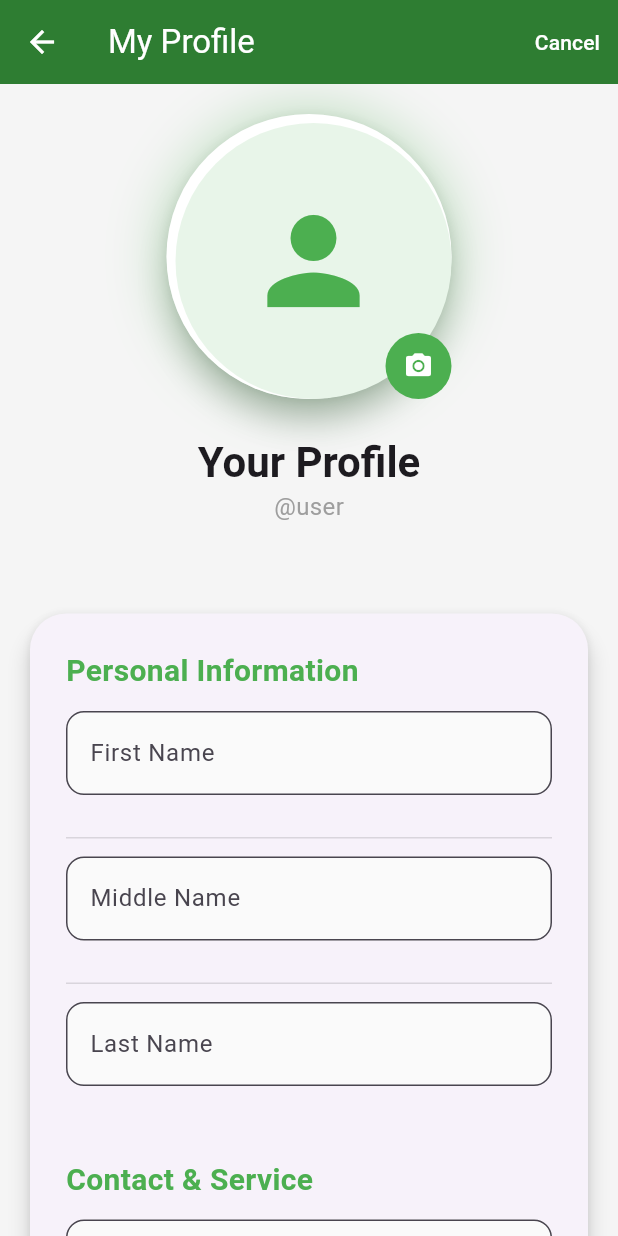
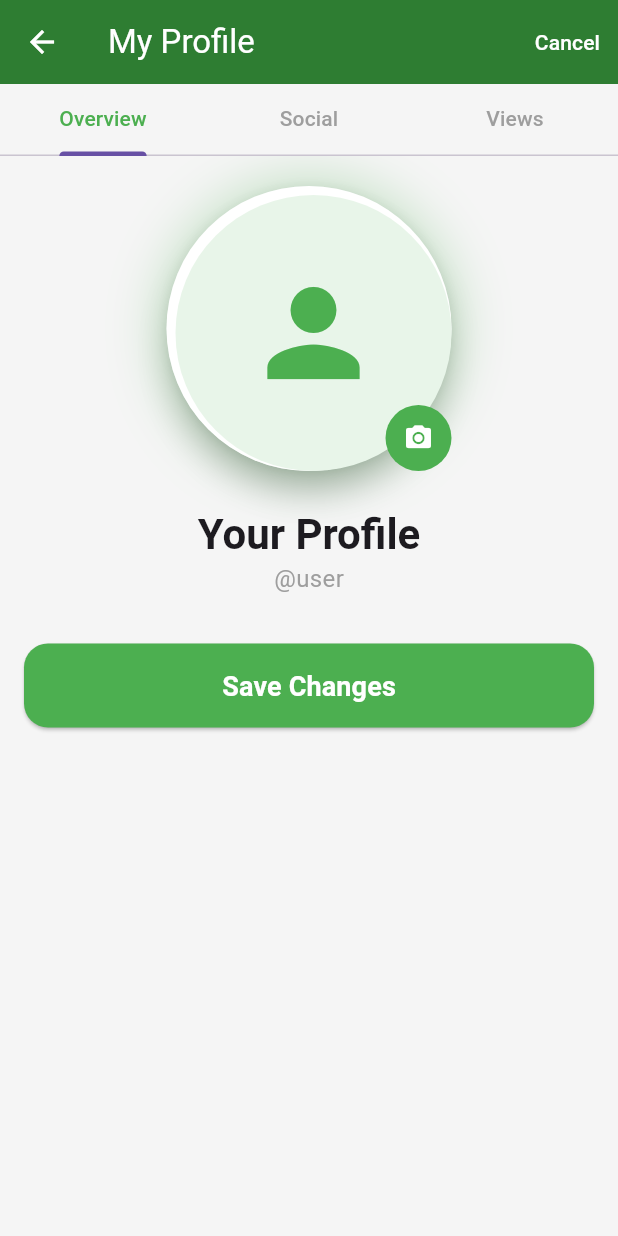
Before and after one commit to peacemakerbill/garbigo_flutter_frontend, a Flutter app: the ProfileScreen screen opened by its route, after a tap on the "edit" icon, on a phone screen of 412 x 824 dp. Run offline on Flutter 3.47's test engine with Material 3 defaults, Android fonts, the light colour scheme and no system bars; our stand-ins replace dio, flutter_map, flutter_riverpod, flutter_secure_storage, fluttertoast, geolocator and 6 more; missing offline and left inert: flutter_facebook_auth, flutter_map_cancellable_tile_provider; accounts and stored records are empty; network calls fail.

Commit message:
feat: implement profile views feature
- Added ProfileViewDto and ProfileViewStatsDto
- Created profile_view_provider for stats and lists
- Added 'Views' tab in ProfileScreen showing:
  • Total views, unique viewers, today's views
  • Who viewed me & Who I viewed lists
- Integrated automatic profile view recording in OtherUserProfileScreen
- Improved saveChanges logic in ProfileScreen

```diff
--- a/lib/features/profile/screens/profile_screen.dart
+++ b/lib/features/profile/screens/profile_screen.dart
@@ -1,14 +1,18 @@
+// features/profile/screens/profile_screen.dart
 import 'package:flutter/material.dart';
 import 'package:flutter_riverpod/flutter_riverpod.dart';
 import 'package:go_router/go_router.dart';
 import 'package:image_picker/image_picker.dart';
+
 import 'package:garbigo_frontend/features/auth/providers/auth_provider.dart';
 import 'package:garbigo_frontend/features/auth/providers/user_provider.dart';
 import 'package:garbigo_frontend/features/profile/providers/profile_provider.dart';
+import 'package:garbigo_frontend/features/profile/providers/profile_view_provider.dart';
 import 'package:garbigo_frontend/features/social/providers/social_provider.dart';
 
 import '../../../core/utils/helpers.dart';
 import '../../auth/models/user_model.dart';
+import '../models/profile_view_dto.dart';
 
 class ProfileScreen extends ConsumerStatefulWidget {
   const ProfileScreen({super.key});
@@ -17,9 +21,11 @@ class ProfileScreen extends ConsumerStatefulWidget {
   ConsumerState<ProfileScreen> createState() => _ProfileScreenState();
 }
 
-class _ProfileScreenState extends ConsumerState<ProfileScreen> {
+class _ProfileScreenState extends ConsumerState<ProfileScreen>
+    with TickerProviderStateMixin {
   bool _isEditing = false;
   XFile? _selectedImage;
+  late TabController _tabController;
 
   // Controllers
   late TextEditingController _firstNameCtrl;
@@ -35,10 +41,11 @@ class _ProfileScreenState extends ConsumerState<ProfileScreen> {
   @override
   void initState() {
     super.initState();
+    _tabController = TabController(length: 3, vsync: this);
     _initializeControllers();
 
     WidgetsBinding.instance.addPostFrameCallback((_) {
-      if (mounted) _loadData();
+      _loadData();
     });
   }
 
@@ -57,18 +64,16 @@ class _ProfileScreenState extends ConsumerState<ProfileScreen> {
     if (!mounted) return;
     try {
       await ref.read(userProvider.notifier).fetchCurrentUser();
+      final user = ref.read(userProvider).user;
 
-      if (!mounted) return;
-
-      final user = ref.read(userProvider).user;
-      if (user != null) {
+      if (user != null && mounted) {
         setState(() => _currentUserId = user.id);
+        _syncControllers(user);
 
         if (_currentUserId != null) {
           ref.read(socialProvider(_currentUserId!).notifier).refreshAll(_currentUserId!);
+          ref.read(profileViewProvider.notifier).loadProfileViews();
         }
-
-        _syncControllers(user);
       }
     } catch (e) {
       if (mounted) Helpers.showToast('Failed to load profile', isError: true);
@@ -97,18 +102,8 @@ class _ProfileScreenState extends ConsumerState<ProfileScreen> {
     if (image != null && mounted) {
       setState(() => _selectedImage = image);
       await ref.read(profileProvider.notifier).updateProfilePicture(image);
-
-      if (mounted) {
       setState(() => _selectedImage = null);
     }
-    }
-  }
-
-  ImageProvider? _getProfileImageProvider(UserModel? user) {
-    if (user?.profilePictureUrl != null && user!.profilePictureUrl.isNotEmpty) {
-      return NetworkImage(user.profilePictureUrl);
-    }
-    return null;
   }
 
   Future<void> _saveChanges() async {
@@ -124,32 +119,36 @@ class _ProfileScreenState extends ConsumerState<ProfileScreen> {
       'collectionSchedule': _scheduleCtrl.text.trim(),
     };
 
-    updateData.removeWhere((key, value) => value == null || value.isEmpty);
+    // Remove fields that are empty or null
+    updateData.removeWhere((key, value) =>
+    value == null || (value as String).trim().isEmpty);
 
     if (updateData.isEmpty) {
       Helpers.showToast('No changes to save');
       return;
     }
 
+    // Call the provider
     await ref.read(profileProvider.notifier).updateProfileData(updateData);
 
+    // Refresh local controllers with latest data from backend
     if (mounted) {
+      final updatedUser = ref.read(userProvider).user;
+      if (updatedUser != null) {
+        _syncControllers(updatedUser);
+      }
       setState(() => _isEditing = false);
     }
   }
 
   void _cancelEditing() {
-    if (!mounted) return;
     final user = ref.read(userProvider).user;
     if (user != null) _syncControllers(user);
-
     setState(() => _isEditing = false);
   }
 
-  // Updated: Proper navigation based on user role
   void _navigateToDashboard() {
     final role = ref.read(authProvider).role?.toUpperCase() ?? 'CLIENT';
-
     switch (role) {
       case 'ADMIN':
         context.go('/admin/dashboard');
@@ -174,6 +173,7 @@ class _ProfileScreenState extends ConsumerState<ProfileScreen> {
 
   @override
   void dispose() {
+    _tabController.dispose();
     _firstNameCtrl.dispose();
     _middleNameCtrl.dispose();
     _lastNameCtrl.dispose();
@@ -188,11 +188,8 @@ class _ProfileScreenState extends ConsumerState<ProfileScreen> {
   Widget build(BuildContext context) {
     final userState = ref.watch(userProvider);
     final profileState = ref.watch(profileProvider);
+    final profileViewState = ref.watch(profileViewProvider);
     final user = userState.user;
-
-    final socialStats = _currentUserId != null
-        ? ref.watch(socialProvider(_currentUserId!)).stats
-        : null;
 
     return Scaffold(
       appBar: AppBar(
@@ -214,9 +211,37 @@ class _ProfileScreenState extends ConsumerState<ProfileScreen> {
             ),
         ],
       ),
-      body: RefreshIndicator(
-        onRefresh: _loadData,
-        child: SingleChildScrollView(
+      body: Column(
+        children: [
+          TabBar(
+            controller: _tabController,
+            labelColor: Colors.green,
+            unselectedLabelColor: Colors.grey,
+            tabs: const [
+              Tab(text: 'Overview'),
+              Tab(text: 'Social'),
+              Tab(text: 'Views'),
+            ],
+          ),
+          Expanded(
+            child: TabBarView(
+              controller: _tabController,
+              children: [
+                _buildOverviewTab(user, profileState),
+                _buildSocialTab(user),
+                _buildViewsTab(profileViewState),
+              ],
+            ),
+          ),
+        ],
+      ),
+    );
+  }
+
+  // ==================== TABS ====================
+
+  Widget _buildOverviewTab(UserModel? user, ProfileState profileState) {
+    return SingleChildScrollView(
       padding: const EdgeInsets.all(16),
       child: Center(
         child: ConstrainedBox(
@@ -249,8 +274,10 @@ class _ProfileScreenState extends ConsumerState<ProfileScreen> {
                         CircleAvatar(
                           radius: 92,
                           backgroundColor: Colors.green.shade50,
-                              backgroundImage: _getProfileImageProvider(user),
-                              child: _getProfileImageProvider(user) == null
+                          backgroundImage: user?.profilePictureUrl != null
+                              ? NetworkImage(user!.profilePictureUrl)
+                              : null,
+                          child: user?.profilePictureUrl == null
                               ? const Icon(Icons.person, size: 92, color: Colors.green)
                               : null,
                         ),
@@ -267,71 +294,13 @@ class _ProfileScreenState extends ConsumerState<ProfileScreen> {
               ),
 
               const SizedBox(height: 20),
-
-                  // Name and Username
               Text(
                 '${user?.firstName ?? ''} ${user?.lastName ?? ''}'.trim().isNotEmpty
                     ? '${user?.firstName ?? ''} ${user?.lastName ?? ''}'.trim()
                     : 'Your Profile',
                 style: Theme.of(context).textTheme.headlineMedium?.copyWith(fontWeight: FontWeight.bold),
-                    textAlign: TextAlign.center,
               ),
               Text('@${user?.username ?? 'user'}', style: const TextStyle(color: Colors.grey, fontSize: 16)),
-
-                  const SizedBox(height: 28),
-
-                  // Social Stats
-                  if (socialStats != null)
-                    Card(
-                      elevation: 4,
-                      shape: RoundedRectangleBorder(borderRadius: BorderRadius.circular(20)),
-                      child: Padding(
-                        padding: const EdgeInsets.symmetric(vertical: 24, horizontal: 16),
-                        child: Row(
-                          mainAxisAlignment: MainAxisAlignment.spaceEvenly,
-                          children: [
-                            _buildStatItem('Followers', socialStats.followersCount),
-                            _buildStatItem('Likes', socialStats.likesCount),
-                            _buildStatItem('Rating', '${socialStats.averageRating.toStringAsFixed(1)} ★'),
-                          ],
-                        ),
-                      ),
-                    ),
-
-                  const SizedBox(height: 28),
-
-                  // Main Profile Information Card
-                  Card(
-                    elevation: 6,
-                    shape: RoundedRectangleBorder(borderRadius: BorderRadius.circular(24)),
-                    child: Padding(
-                      padding: const EdgeInsets.all(24),
-                      child: Column(
-                        crossAxisAlignment: CrossAxisAlignment.start,
-                        children: [
-                          _buildSectionTitle('Personal Information'),
-                          const SizedBox(height: 12),
-                          _buildField('First Name', user?.firstName, _firstNameCtrl, _isEditing),
-                          _buildDivider(),
-                          _buildField('Middle Name', user?.middleName, _middleNameCtrl, _isEditing),
-                          _buildDivider(),
-                          _buildField('Last Name', user?.lastName, _lastNameCtrl, _isEditing),
-
-                          const SizedBox(height: 32),
-
-                          _buildSectionTitle('Contact & Service'),
-                          const SizedBox(height: 12),
-                          _buildField('Phone Number', user?.phoneNumber, _phoneCtrl, _isEditing),
-                          _buildDivider(),
-                          _buildField('Home Address', user?.homeAddress, _addressCtrl, _isEditing),
-                          _buildDivider(),
-                          _buildField('Waste Preferences', user?.wastePreferences, _wastePrefCtrl, _isEditing),
-                          _buildDivider(),
-                          _buildField('Collection Schedule', user?.collectionSchedule, _scheduleCtrl, _isEditing),
-                        ],
-                      ),
-                    ),
-                  ),
 
               const SizedBox(height: 32),
 
@@ -342,8 +311,8 @@ class _ProfileScreenState extends ConsumerState<ProfileScreen> {
                   child: ElevatedButton(
                     onPressed: profileState.isLoading ? null : _saveChanges,
                     style: ElevatedButton.styleFrom(
+                      backgroundColor: Colors.green,
                       shape: RoundedRectangleBorder(borderRadius: BorderRadius.circular(16)),
-                          backgroundColor: Colors.green,
                     ),
                     child: profileState.isLoading
                         ? const CircularProgressIndicator(color: Colors.white)
@@ -354,71 +323,146 @@ class _ProfileScreenState extends ConsumerState<ProfileScreen> {
           ),
         ),
       ),
+    );
+  }
+
+  Widget _buildSocialTab(UserModel? user) {
+    final socialState = _currentUserId != null
+        ? ref.watch(socialProvider(_currentUserId!))
+        : null;
+
+    return SingleChildScrollView(
+      padding: const EdgeInsets.all(16),
+      child: Center(
+        child: ConstrainedBox(
+          constraints: const BoxConstraints(maxWidth: 620),
+          child: Column(
+            children: [
+              if (socialState?.stats != null)
+                Card(
+                  elevation: 4,
+                  shape: RoundedRectangleBorder(borderRadius: BorderRadius.circular(20)),
+                  child: Padding(
+                    padding: const EdgeInsets.all(24),
+                    child: Row(
+                      mainAxisAlignment: MainAxisAlignment.spaceEvenly,
+                      children: [
+                        _buildStatItem('Followers', socialState!.stats!.followersCount),
+                        _buildStatItem('Following', socialState.stats!.followingCount),
+                        _buildStatItem('Likes', socialState.stats!.likesCount),
+                        _buildStatItem('Rating', '${socialState.stats!.averageRating.toStringAsFixed(1)}★'),
+                      ],
+                    ),
+                  ),
+                ),
+              const SizedBox(height: 24),
+              const Text('More social features coming soon...', style: TextStyle(color: Colors.grey)),
+            ],
+          ),
         ),
       ),
     );
   }
 
-  // ==================== HELPER WIDGETS ====================
+  Widget _buildViewsTab(ProfileViewState viewState) {
+    if (viewState.isLoading) {
+      return const Center(child: CircularProgressIndicator());
+    }
 
-  Widget _buildSectionTitle(String title) {
-    return Text(
-      title,
-      style: const TextStyle(
-        fontWeight: FontWeight.bold,
-        fontSize: 20,
-        color: Colors.green,
+    if (viewState.error != null) {
+      return Center(child: Text('Error: ${viewState.error}'));
+    }
+
+    final stats = viewState.stats;
+
+    return SingleChildScrollView(
+      padding: const EdgeInsets.all(16),
+      child: Column(
+        crossAxisAlignment: CrossAxisAlignment.start,
+        children: [
+          Card(
+            elevation: 4,
+            shape: RoundedRectangleBorder(borderRadius: BorderRadius.circular(20)),
+            child: Padding(
+              padding: const EdgeInsets.all(20),
+              child: Column(
+                children: [
+                  const Text('Profile View Stats', style: TextStyle(fontSize: 20, fontWeight: FontWeight.bold)),
+                  const SizedBox(height: 16),
+                  Row(
+                    mainAxisAlignment: MainAxisAlignment.spaceAround,
+                    children: [
+                      _buildStatColumn('Total Views', stats?.totalViews ?? 0),
+                      _buildStatColumn('Unique', stats?.uniqueViewers ?? 0),
+                      _buildStatColumn('Today', stats?.todayViews ?? 0),
+                    ],
+                  ),
+                ],
+              ),
+            ),
+          ),
+
+          const SizedBox(height: 24),
+          const Text('Who Viewed Me', style: TextStyle(fontSize: 18, fontWeight: FontWeight.bold)),
+          const SizedBox(height: 12),
+          _buildViewersList(viewState.whoViewedMe, 'No one has viewed your profile yet'),
+
+          const SizedBox(height: 24),
+          const Text('Who I Viewed', style: TextStyle(fontSize: 18, fontWeight: FontWeight.bold)),
+          const SizedBox(height: 12),
+          _buildViewersList(viewState.whoIViewed, 'You haven\'t viewed any profiles yet'),
+        ],
       ),
     );
   }
 
-  Widget _buildDivider() {
-    return const Padding(
-      padding: EdgeInsets.symmetric(vertical: 12),
-      child: Divider(height: 1, thickness: 1, color: Colors.black12),
+  Widget _buildStatColumn(String label, int value) {
+    return Column(
+      children: [
+        Text('$value', style: const TextStyle(fontSize: 28, fontWeight: FontWeight.bold)),
+        Text(label, style: const TextStyle(color: Colors.grey)),
+      ],
     );
   }
 
-  Widget _buildField(String label, String? value, TextEditingController ctrl, bool isEditing) {
-    if (!isEditing) {
-      return ListTile(
-        contentPadding: EdgeInsets.zero,
-        title: Text(
-          label,
-          style: const TextStyle(fontWeight: FontWeight.w600, fontSize: 15),
-        ),
-        subtitle: Text(
-          value?.isNotEmpty == true ? value! : 'Not provided',
-          style: const TextStyle(fontSize: 16.5, height: 1.4),
+  Widget _buildViewersList(List<ProfileViewDto> viewers, String emptyMessage) {
+    if (viewers.isEmpty) {
+      return Center(
+        child: Padding(
+          padding: const EdgeInsets.all(32),
+          child: Text(emptyMessage, style: const TextStyle(color: Colors.grey)),
         ),
       );
     }
 
-    return Padding(
-      padding: const EdgeInsets.only(bottom: 16),
-      child: TextFormField(
-        controller: ctrl,
-        decoration: InputDecoration(
-          labelText: label,
-          border: OutlineInputBorder(borderRadius: BorderRadius.circular(12)),
-          filled: true,
-          fillColor: Colors.grey.shade50,
+    return ListView.builder(
+      shrinkWrap: true,
+      physics: const NeverScrollableScrollPhysics(),
+      itemCount: viewers.length,
+      itemBuilder: (context, index) {
+        final view = viewers[index];
+        return ListTile(
+          leading: CircleAvatar(
+            backgroundImage: view.viewerProfilePictureUrl != null
+                ? NetworkImage(view.viewerProfilePictureUrl!)
+                : null,
+            child: view.viewerProfilePictureUrl == null
+                ? const Icon(Icons.person)
+                : null,
           ),
-      ),
+          title: Text(view.viewerName),
+          subtitle: Text(view.viewedAt.toString().substring(0, 16)),
+          trailing: view.isAnonymous ? const Text('Anonymous', style: TextStyle(fontSize: 12)) : null,
+        );
+      },
     );
   }
 
   Widget _buildStatItem(String label, dynamic value) {
     return Column(
       children: [
-        Text(
-          '$value',
-          style: const TextStyle(fontSize: 26, fontWeight: FontWeight.bold),
-        ),
-        Text(
-          label,
-          style: TextStyle(color: Colors.grey.shade600, fontSize: 13.5),
-        ),
+        Text('$value', style: const TextStyle(fontSize: 26, fontWeight: FontWeight.bold)),
+        Text(label, style: TextStyle(color: Colors.grey.shade600, fontSize: 13.5)),
       ],
     );
   }
--- a/lib/features/social/screens/other_user_profile_screen.dart
+++ b/lib/features/social/screens/other_user_profile_screen.dart
@@ -7,6 +7,7 @@ import 'package:latlong2/latlong.dart';
 
 import 'package:garbigo_frontend/features/auth/providers/user_provider.dart';
 import 'package:garbigo_frontend/features/social/providers/social_provider.dart';
+import 'package:garbigo_frontend/features/profile/providers/profile_view_provider.dart';
 import 'package:garbigo_frontend/features/social/models/social_action_request.dart';
 import 'package:garbigo_frontend/features/social/models/review_response_dto.dart';
 import 'package:garbigo_frontend/features/social/models/review_update_request.dart';
@@ -29,7 +30,11 @@ class _OtherUserProfileScreenState
   void initState() {
     super.initState();
     WidgetsBinding.instance.addPostFrameCallback((_) {
+      // Refresh all social data
       ref.read(_provider.notifier).refreshAll(widget.userId);
+
+      // Record profile view (important for analytics)
+      ref.read(profileViewProvider.notifier).recordProfileView(widget.userId);
     });
   }
 
@@ -63,7 +68,7 @@ class _OtherUserProfileScreenState
               constraints: const BoxConstraints(maxWidth: 720),
               child: Column(
                 children: [
-                  // ====================== PERFECT CIRCLE PROFILE PICTURE ======================
+                  // Profile Picture
                   Card(
                     elevation: 6,
                     shape: const CircleBorder(),
```
Lines whose indentation alone changed are shown as unchanged.
